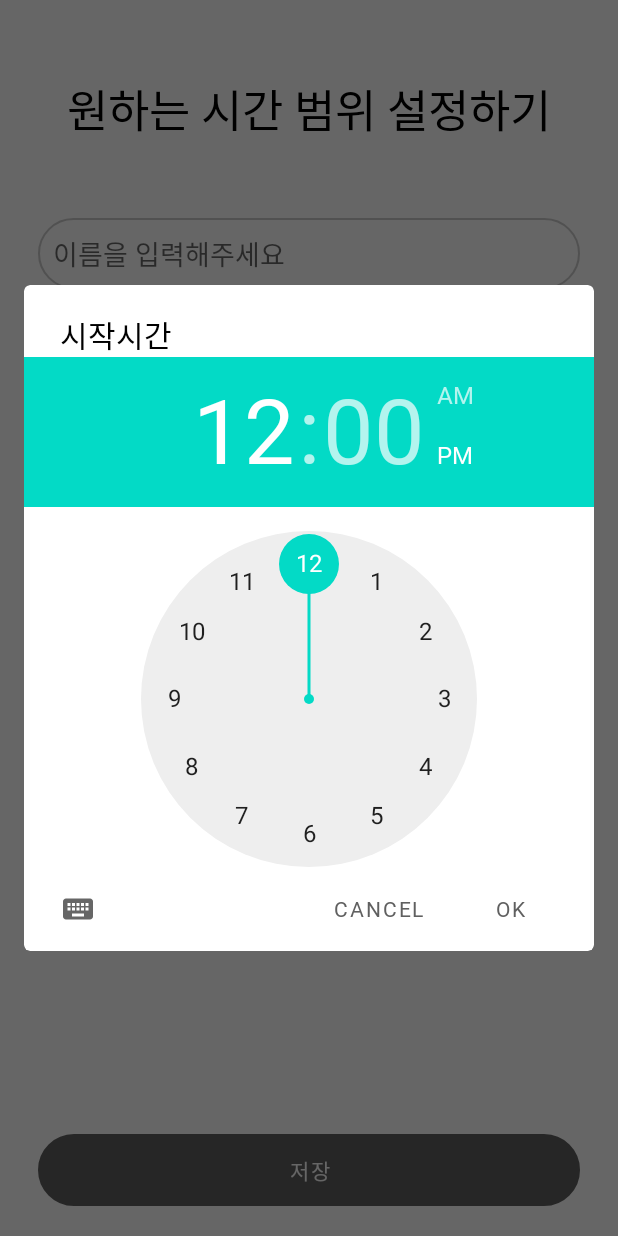
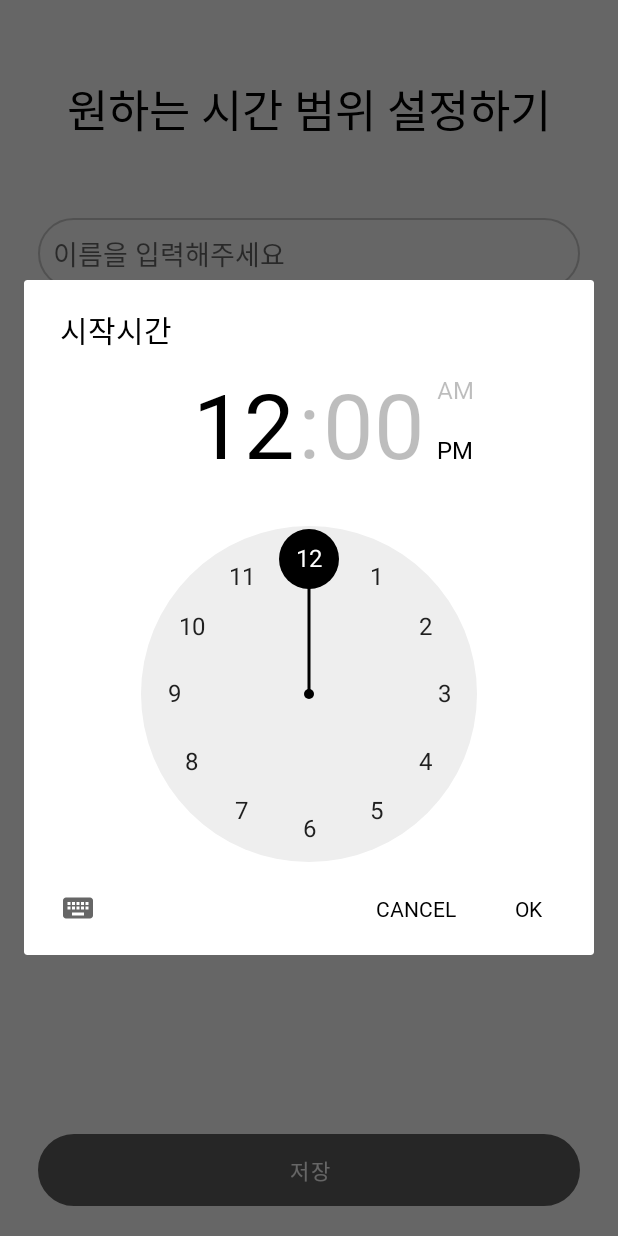
Before and after one commit to H-Zoon/LeftMyTime, an Android app: the CreateTimeActivity screen opened directly, with no data from a screen before it, after a tap on "시간 설정하기", on a phone screen of 412 x 824 dp. Run offline under Robolectric (Android 15) with nearby library versions, the phone set to English and light mode, and no system bars.

Commit message:
시간설정 dialog 테마 변경

```diff
--- a/app/build.gradle
+++ b/app/build.gradle
@@ -8,10 +8,10 @@ android {
 
     defaultConfig {
         applicationId "com.devidea.timeleft"
-        minSdkVersion 29
+        minSdkVersion 28
         targetSdkVersion 30
         versionCode 1
-        versionName "1.0"
+        versionName "2.0"
 
         testInstrumentationRunner "androidx.test.runner.AndroidJUnitRunner"
     }
--- a/app/src/main/java/com/devidea/timeleft/CreateTimeActivity.java
+++ b/app/src/main/java/com/devidea/timeleft/CreateTimeActivity.java
@@ -1,9 +1,12 @@
 package com.devidea.timeleft;
 
 import androidx.appcompat.app.AppCompatActivity;
+import androidx.appcompat.app.AppCompatDelegate;
 
 import android.annotation.SuppressLint;
 import android.app.TimePickerDialog;
+import android.content.res.Configuration;
+import android.graphics.Color;
 import android.os.Bundle;
 import android.view.View;
 import android.widget.Button;
@@ -55,6 +58,9 @@ public class CreateTimeActivity extends AppCompatActivity {
             public void onTimeSet(TimePicker view, int hourOfDay, int minute) {
                 startTime = LocalTime.of(hourOfDay, minute);
                 datePickerEnd.show();
+                //버튼 색상변경. theme에서 변경방법 찾아 적용
+                datePickerEnd.getButton(datePickerEnd.BUTTON_NEGATIVE).setTextColor(Color.BLACK);
+                datePickerEnd.getButton(datePickerEnd.BUTTON_POSITIVE).setTextColor(Color.BLACK);
             }
         };
         TimePickerDialog datePickerStart = new TimePickerDialog(CreateTimeActivity.this, callbackMethodStart, 12, 0, false);
@@ -64,6 +70,10 @@ public class CreateTimeActivity extends AppCompatActivity {
             @Override
             public void onClick(View v) {
                 datePickerStart.show();
+
+                //버튼 색상변경. theme에서 변경방법 찾아 적용
+                datePickerStart.getButton(datePickerStart.BUTTON_NEGATIVE).setTextColor(Color.BLACK);
+                datePickerStart.getButton(datePickerStart.BUTTON_POSITIVE).setTextColor(Color.BLACK);
 
             }
         });
@@ -83,4 +93,24 @@ public class CreateTimeActivity extends AppCompatActivity {
 
     }
 
+    //TimePickerDialog 의 주, 야간 테마변경을 위한 함수
+    /*
+
+    private int getTimeTheme() {
+        int value;
+        int currentNightMode = getResources().getConfiguration().uiMode
+                & Configuration.UI_MODE_NIGHT_MASK;
+        switch (currentNightMode) {
+            case Configuration.UI_MODE_NIGHT_YES:
+                value = 2;
+                break;
+            default:
+                value = 3;
+                break;
+        }
+        return value;
+    }
+
+     */
+
 }
--- a/app/src/main/java/com/devidea/timeleft/MainActivity.java
+++ b/app/src/main/java/com/devidea/timeleft/MainActivity.java
@@ -10,6 +10,7 @@ import android.content.DialogInterface;
 import android.content.Intent;
 import android.os.Bundle;
 import android.os.Handler;
+import android.os.Looper;
 import android.util.Log;
 import android.view.View;
 import android.widget.Button;
@@ -118,7 +119,7 @@ public class MainActivity extends AppCompatActivity {
             }
         });
 
-        Handler handler = new Handler();
+        Handler handler = new Handler(Looper.getMainLooper());
         //초단위, 현재시간 update Thread
         new Thread(new Runnable() {
             @Override
--- a/app/src/main/res/layout/activity_main.xml
+++ b/app/src/main/res/layout/activity_main.xml
@@ -4,7 +4,8 @@
     xmlns:tools="http://schemas.android.com/tools"
     android:layout_width="match_parent"
     android:layout_height="match_parent"
-    android:layout_marginTop="40dp"
+    android:layout_marginTop="20dp"
+    android:layout_marginBottom="20dp"
     android:orientation="vertical"
     tools:context=".MainActivity">
 
--- a/app/src/main/res/values-night/themes.xml
+++ b/app/src/main/res/values-night/themes.xml
@@ -13,6 +13,7 @@
         <!-- Customize your theme here. -->
         <item name="android:fontFamily">@font/nanumsquareround</item>
         <item name="android:textColor">@color/white</item>
+        <item name="android:timePickerDialogTheme">@style/MyTimePickerDialogStyle</item>
     </style>
 
     <style name="ThemeOverlay.MyApplication.AppWidgetContainer" parent="">
@@ -28,4 +29,13 @@
         <item name="backgroundColor">@color/white</item>
     </style>
 
+    <style name="MyTimePickerDialogStyle" parent="android:Theme.Material.Dialog.Alert">
+        <item name="android:headerTimeTextAppearance">@style/TextAppearance.TimePickerDialogStyle.TimeLabel</item>
+    </style>
+
+    <style name="TextAppearance.TimePickerDialogStyle.TimeLabel" parent="android:style/TextAppearance.Material">
+        <item name="android:textSize">60sp</item> <!-- from -->
+        <item name="android:textColor">@color/white</item>
+    </style>
+
 </resources>
--- a/app/src/main/res/values/themes.xml
+++ b/app/src/main/res/values/themes.xml
@@ -13,6 +13,7 @@
         <!-- Customize your theme here. -->
         <item name="android:fontFamily">@font/nanumsquareround</item>
         <item name="android:textColor">@color/black</item>
+        <item name="android:timePickerDialogTheme">@style/MyTimePickerDialogStyle</item>
     </style>
 
     <style name="ThemeOverlay.MyApplication.AppWidgetContainer" parent="">
@@ -27,4 +28,18 @@
         <item name="android:backgroundTint">@color/black</item>
         <item name="backgroundColor">@color/black</item>
     </style>
+
+    <style name="MyTimePickerDialogStyle" parent="android:Theme.Material.Light.Dialog">
+        <item name="android:colorAccent">@color/white</item>
+        <item name="android:colorPrimary">@color/black</item>
+        <item name="android:colorPrimaryDark">@color/black</item>
+        <item name="android:colorControlActivated">@color/black</item>
+        <item name="android:headerTimeTextAppearance">@style/TextAppearance.TimePickerDialogStyle.TimeLabel</item>
+    </style>
+
+    <style name="TextAppearance.TimePickerDialogStyle.TimeLabel" parent="android:style/TextAppearance.Material">
+        <item name="android:textSize">60sp</item> <!-- from -->
+        <item name="android:textColor">@color/black</item>
+    </style>
+
 </resources>
```
